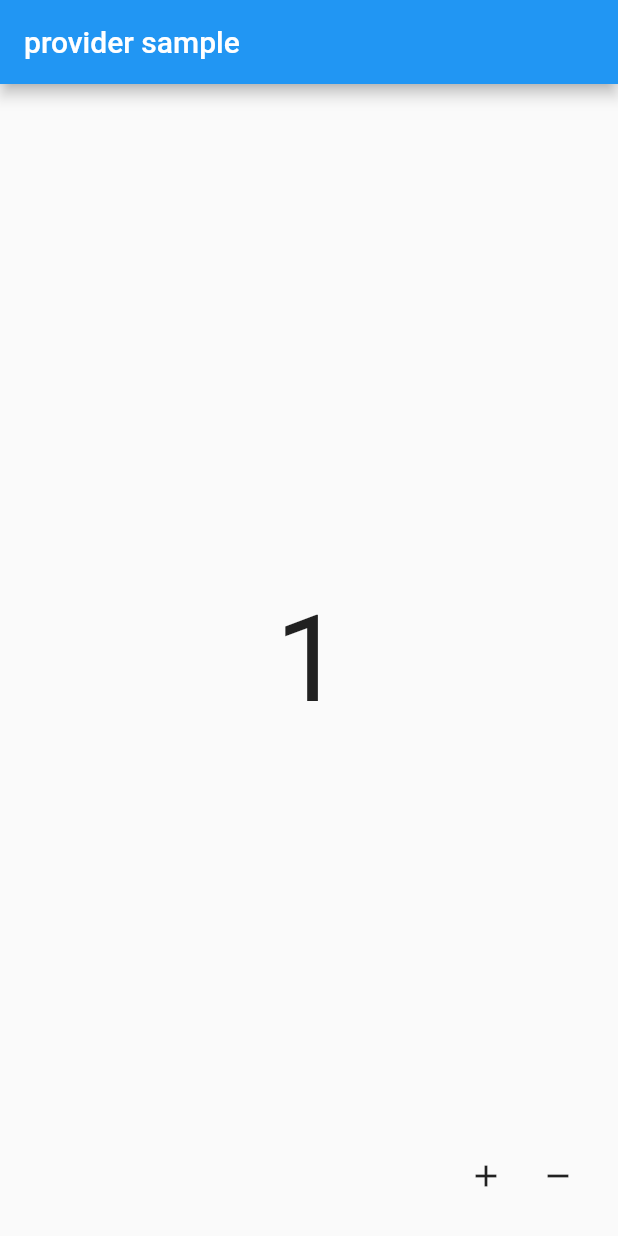
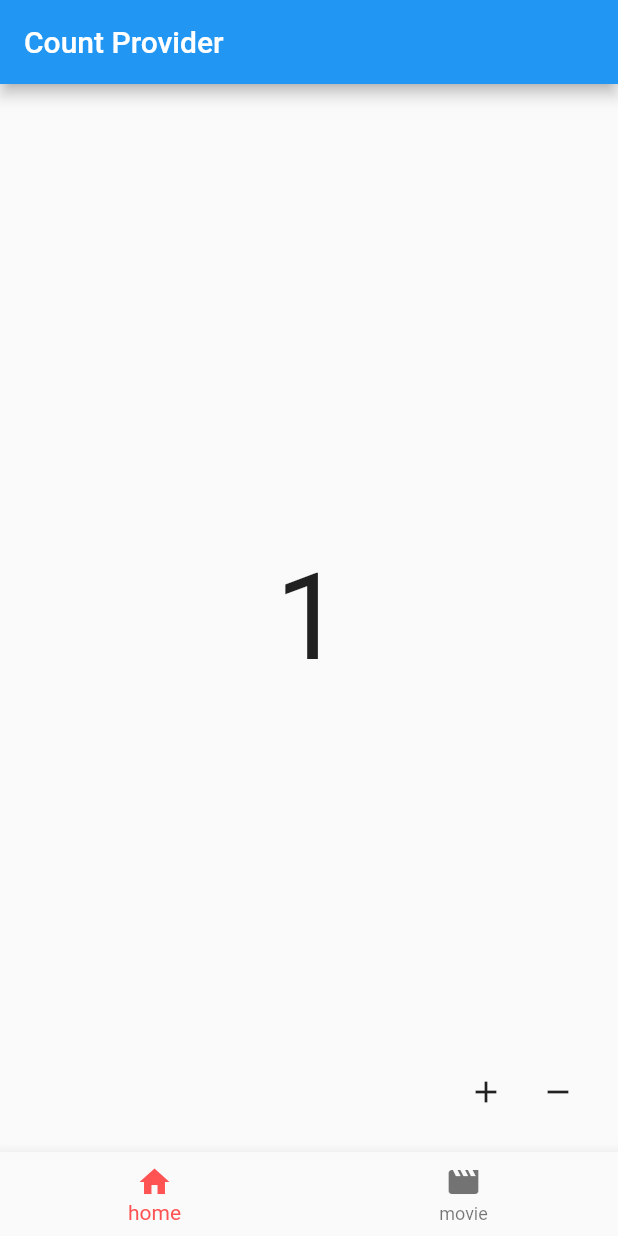
Before and after one commit to seunggyundev/Flutter_Archive, a Flutter app: the screen it shows after launch, after a tap on the "add" icon, on a phone screen of 412 x 824 dp. Run offline on Flutter 3.47's test engine with Material 2 defaults, Android fonts, the phone set to English and light mode, and no system bars; our stand-ins replace cloud_firestore; missing offline and left inert: web_scraper, xml2json; accounts and stored records are empty; network calls fail.

Commit message:
5 commit

```diff
--- a/lib/main.dart
+++ b/lib/main.dart
@@ -2,7 +2,9 @@ import 'dart:convert';
 import 'dart:io';
 
 import 'package:archive/src/home.dart';
+import 'package:archive/src/provider/bottom_navigation_provider.dart';
 import 'package:archive/src/provider/count_provider.dart';
+import 'package:archive/src/provider/movie_provider.dart';
 import 'package:flutter/material.dart';
 import 'package:provider/provider.dart';
 import 'package:web_scraper/web_scraper.dart';
@@ -17,27 +19,38 @@ import 'package:http/http.dart' as http;
 import 'package:xml2json/xml2json.dart';
 
 void main() {
-  runApp(const MyApp());
+  runApp(const ProviderStudy());
 }
 
-class MyApp extends StatelessWidget {
-  const MyApp({Key? key}) : super(key: key);
+class ProviderStudy extends StatelessWidget {
+  const ProviderStudy({Key? key}) : super(key: key);
 
   // This widget is the root of your application.
   @override
   Widget build(BuildContext context) {
+
     return MaterialApp(
       title: 'Flutter Demo',
       theme: ThemeData(
         primarySwatch: Colors.blue,
       ),
-      home: ChangeNotifierProvider(
+      home: MultiProvider(
+        providers: [
+          ChangeNotifierProvider(create: (BuildContext context) => CountProvider()),
+          ChangeNotifierProvider(create: (BuildContext context) => BottomNavigationProvider()),
+          ChangeNotifierProvider(create: (BuildContext context) => MovieProvider()),
+        ],
+      child: Home(),),  //child 하위에 있는 모든 위젯들은 Provider에 접근가능하게 됨
+    );
+  }
+
+/*
+ChangeNotifierProvider(
         create: (BuildContext context) => CountProvider(),  //child 하위에 있는 모든 위젯들은 CountProvider에 접근가능하게 됨, ChangeNotifierProvider이거는 싱글 프로바이더임 따라서 하나만 등록가능
       child: Home(),),
-    );
-  }
+ */
+
 }
-
 
 
 class MyHomePage extends StatefulWidget {
--- /dev/null
+++ b/lib/src/components/view_count.dart
@@ -0,0 +1,20 @@
+import 'package:archive/src/provider/count_provider.dart';
+import 'package:flutter/material.dart';
+import 'package:provider/provider.dart';
+
+class ViewCountWidget extends StatelessWidget {
+  const ViewCountWidget({Key? key}) : super(key: key);
+
+  @override
+  Widget build(BuildContext context) {
+    print('build');
+    return Center(
+      //provider에 접근해서 데이터를 받아와야하는 상위 위젯에서 Consumer로 묶음, 묶어야 매번 새로 빌드메서드가 실행되지 않는다
+      child: Consumer<CountProvider>(
+        builder: (context, provider, child) {
+          return Text(provider.count.toString(), style: TextStyle(fontSize: 80),);
+        },
+      ),
+    );
+  }
+}
--- a/lib/src/home.dart
+++ b/lib/src/home.dart
@@ -1,5 +1,7 @@
+import 'package:archive/src/provider/bottom_navigation_provider.dart';
 import 'package:archive/src/provider/count_provider.dart';
 import 'package:archive/src/ui/count_home_widget.dart';
+import 'package:archive/src/ui/movie_list_widget.dart';
 import 'package:flutter/material.dart';
 import 'package:provider/provider.dart';
 
@@ -7,16 +9,52 @@ class Home extends StatelessWidget {
   Home({Key? key}) : super(key: key);
 
   CountProvider? _countProvider;
+  BottomNavigationProvider? _bottomNavigationProvider;
+
+  Widget _navigationBody() {
+    switch (_bottomNavigationProvider!.currentPage) {
+      case 0:
+        return CountHomeWidget();
+      case 1:
+        return MovieListWidget();
+    }
+    return Container();
+  }
+
+  Widget _bottomNavigationBarWidget() {
+    return Consumer<BottomNavigationProvider> (
+      builder: (context, provider, widget) {
+        return BottomNavigationBar(
+          items: [
+            BottomNavigationBarItem(icon: Icon(Icons.home), label: "home"),
+            BottomNavigationBarItem(icon: Icon(Icons.movie), label: "movie"),
+          ],
+          currentIndex: _bottomNavigationProvider!.currentPage,
+          selectedItemColor: Colors.redAccent,
+          onTap: (index) {
+            _bottomNavigationProvider?.updateCurrentPage(index);
+          },
+        );
+      },
+    );
+  }
 
   @override
   Widget build(BuildContext context) {
-    _countProvider = Provider.of<CountProvider>(context); //provider 불러오기
+    _countProvider = Provider.of<CountProvider>(context, listen: false); //provider 불러오기, listen: false해야 매번 새로 빌드메서드가 실행이 안됨(CountHomeWidget의 컨슈머도 해야)
+    _bottomNavigationProvider = Provider.of<BottomNavigationProvider>(context, listen: true);
     return Scaffold(
-      appBar: AppBar(
-        title: Text('provider sample'),
-      ),
-      body: CountHomeWidget(),
-      floatingActionButton: Row(
+      body: _navigationBody(),
+      bottomNavigationBar: _bottomNavigationBarWidget(),
+    );
+  }
+
+  // Consumer<Provider>, <>안의 provider가 변경될 때만 업데이트를 하겠다, 이렇게 하면 listen: false로 둬도 업데이트 가능
+  // 만약 provider의 업데이트를 전부 반영해서 사용해야 한다면 굳이 Consumer를 쓰지않고 listen: true로 하는게 효율적
+}
+
+/*
+ floatingActionButton: Row(
         mainAxisAlignment: MainAxisAlignment.end,
         children: [
           IconButton(onPressed: () {
@@ -27,6 +65,4 @@ class Home extends StatelessWidget {
           }, icon: Icon(Icons.remove)),
         ],
       ),
-    );
-  }
-}
+ */
--- /dev/null
+++ b/lib/src/model/movie.dart
@@ -0,0 +1,14 @@
+class Movie {
+  String? overview;
+  String? posterPath;
+  String? title;
+  Movie({this.overview, this.posterPath, this.title,});
+
+  factory Movie.fromJson(Map<String, dynamic> json) {
+    return Movie(
+        overview: json["overview"] as String,
+        posterPath: json["poster_path"] as String,
+        title: json["title"] as String
+    );
+  }
+}
--- /dev/null
+++ b/lib/src/provider/bottom_navigation_provider.dart
@@ -0,0 +1,11 @@
+import 'package:flutter/material.dart';
+
+class BottomNavigationProvider extends ChangeNotifier {
+  int _index = 0;
+  int get currentPage => _index;
+
+  updateCurrentPage(int index) {
+    _index = index;
+    notifyListeners();  //반드시 해줘야 업데이트가 됨
+  }
+}
--- /dev/null
+++ b/lib/src/provider/movie_provider.dart
@@ -0,0 +1,16 @@
+import 'package:archive/src/model/movie.dart';
+import 'package:archive/src/repository/movie_repository.dart';
+import 'package:flutter/material.dart';
+
+class MovieProvider extends ChangeNotifier{
+  MovieRepository _movieRepository = MovieRepository();
+  List<Movie> _movies = [];  // 가공이 필요하므로 프라이빗으로 선언
+  List<Movie> get movies => _movies;
+  loadMovies() async {
+    List<Movie> listMovies = await _movieRepository.loadMovies();
+    // listMovies 예외 처리 해주고
+    // 추가적인 가공절차
+    _movies = listMovies;
+    notifyListeners();
+  }
+}
--- /dev/null
+++ b/lib/src/repository/movie_repository.dart
@@ -0,0 +1,27 @@
+import 'dart:convert';
+
+import 'package:archive/src/model/movie.dart';
+import 'package:flutter/material.dart';
+import 'package:http/http.dart' as http;
+
+class MovieRepository{
+  var queryParam = {
+    'api_key': 'a33b3aaa10b3fad91905d8baeb41521c',
+  };
+
+  Future<List<Movie>> loadMovies() async {
+    var uri = Uri.https('api.themoviedb.org', '/3/movie/popular', queryParam);
+    var response = await http.get(uri);
+    if (response.body != null) {
+      Map<String, dynamic> body = json.decode(response.body);
+      if (body["results"] != null) {
+        List<dynamic> list = body["results"];
+        return list.map<Movie>((item) => Movie.fromJson(item)).toList();
+      } else {
+        return [];
+      }
+    } else {
+      return [];
+    }
+  }
+}
--- a/lib/src/ui/count_home_widget.dart
+++ b/lib/src/ui/count_home_widget.dart
@@ -1,21 +1,32 @@
+import 'package:archive/src/components/view_count.dart';
 import 'package:archive/src/provider/count_provider.dart';
 import 'package:flutter/material.dart';
 import 'package:provider/provider.dart';
 
 class CountHomeWidget extends StatelessWidget {
-  const CountHomeWidget({Key? key}) : super(key: key);
+  CountHomeWidget({Key? key}) : super(key: key);
+
+  CountProvider _countProvider = CountProvider();
 
   @override
   Widget build(BuildContext context) {
-    print('build');
-    return Center(
-      child: Consumer<CountProvider>(
-          builder: (context, provider, child) {
-            return Text(provider.count.toString(), style: TextStyle(fontSize: 80),);
-          },
+    _countProvider = Provider.of<CountProvider>(context, listen: false);
+    return Scaffold(
+      appBar: AppBar(
+        title: Text('Count Provider'),
+      ),
+      body: ViewCountWidget(),
+      floatingActionButton: Row(
+        mainAxisAlignment: MainAxisAlignment.end,
+        children: [
+          IconButton(onPressed: () {
+            _countProvider.add();
+          }, icon: Icon(Icons.add)),
+          IconButton(onPressed: () {
+            _countProvider.remove();
+          }, icon: Icon(Icons.remove)),
+        ],
       ),
     );
   }
 }
-
-//provider에 접근해서 데이터를 받아와야하는 상위 위젯에서 Consumer로 묶음,
--- a/pubspec.yaml
+++ b/pubspec.yaml
@@ -45,6 +45,7 @@ dependencies:
   fluttertoast: ^8.0.8
   provider: ^6.0.3
   xml2json: ^5.3.3
+
 
 
 
```
Also changed, not shown: lib/src/ui/movie_list_widget.dart (added, +40 -0 lines), 1 other file.
